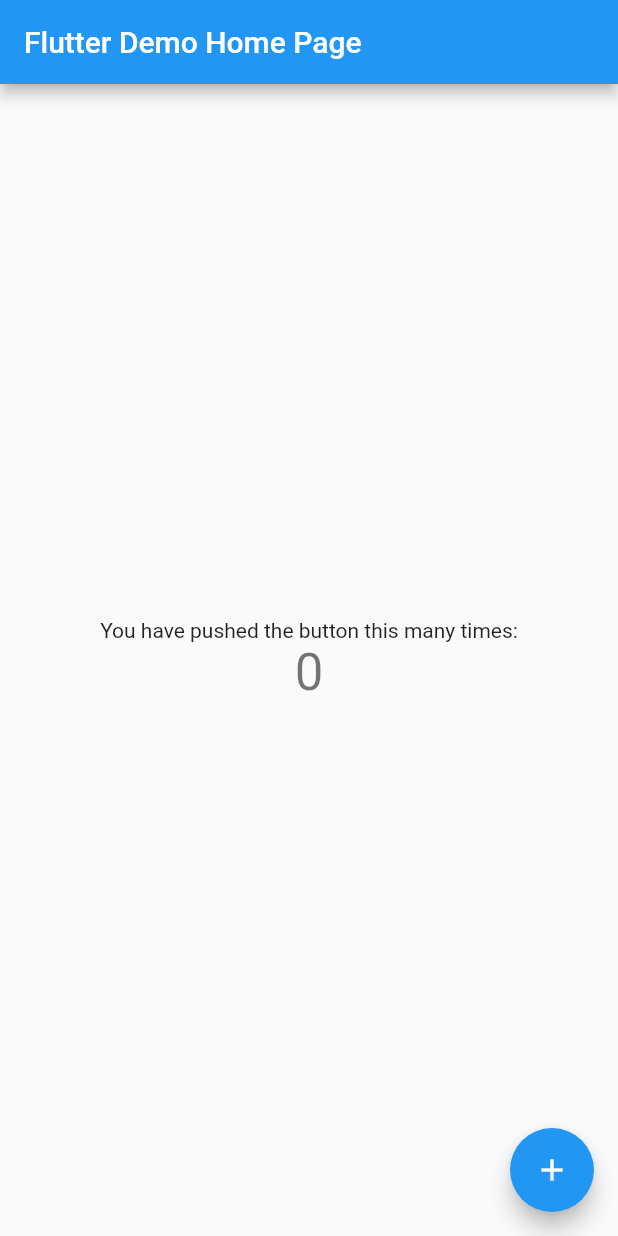
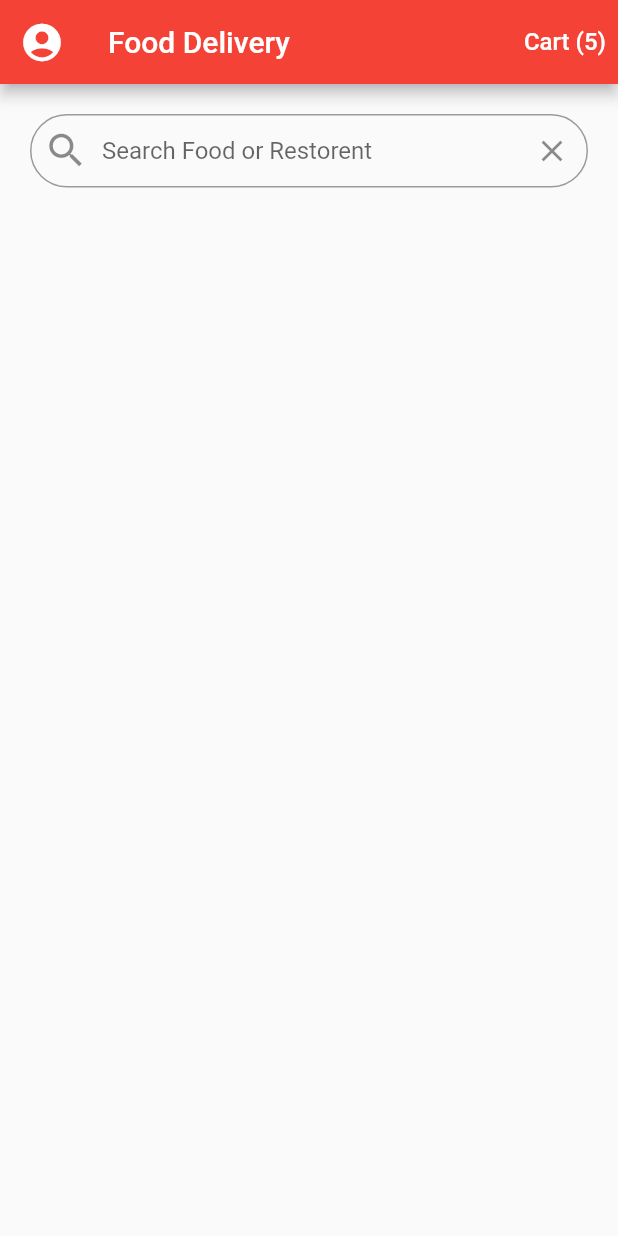
Before and after one commit to mfarhankz/Flutter-Food-Delivery-App, a Flutter app: the screen it shows after launch, on a phone screen of 412 x 824 dp. Run offline on Flutter 3.47's test engine with Material 2 defaults, Android fonts, the phone set to English and light mode, and no system bars.

Commit message:
Start Appbar and search filed

```diff
--- a/lib/main.dart
+++ b/lib/main.dart
@@ -1,4 +1,6 @@
 import 'package:flutter/material.dart';
+
+import './screens/home_screen.dart';
 
 void main() {
   runApp(const MyApp());
@@ -11,105 +13,13 @@ class MyApp extends StatelessWidget {
   @override
   Widget build(BuildContext context) {
     return MaterialApp(
-      title: 'Flutter Demo',
+      title: 'Flutter Food Delivery UI',
+      debugShowCheckedModeBanner: false,
       theme: ThemeData(
-        // This is the theme of your application.
-        //
-        // Try running your application with "flutter run". You'll see the
-        // application has a blue toolbar. Then, without quitting the app, try
-        // changing the primarySwatch below to Colors.green and then invoke
-        // "hot reload" (press "r" in the console where you ran "flutter run",
-        // or simply save your changes to "hot reload" in a Flutter IDE).
-        // Notice that the counter didn't reset back to zero; the application
-        // is not restarted.
-        primarySwatch: Colors.blue,
+        scaffoldBackgroundColor: Colors.grey[50],
+        primarySwatch: Colors.red,
       ),
-      home: const MyHomePage(title: 'Flutter Demo Home Page'),
+      home: const HomeScreen(),
     );
   }
 }
-
-class MyHomePage extends StatefulWidget {
-  const MyHomePage({Key? key, required this.title}) : super(key: key);
-
-  // This widget is the home page of your application. It is stateful, meaning
-  // that it has a State object (defined below) that contains fields that affect
-  // how it looks.
-
-  // This class is the configuration for the state. It holds the values (in this
-  // case the title) provided by the parent (in this case the App widget) and
-  // used by the build method of the State. Fields in a Widget subclass are
-  // always marked "final".
-
-  final String title;
-
-  @override
-  State<MyHomePage> createState() => _MyHomePageState();
-}
-
-class _MyHomePageState extends State<MyHomePage> {
-  int _counter = 0;
-
-  void _incrementCounter() {
-    setState(() {
-      // This call to setState tells the Flutter framework that something has
-      // changed in this State, which causes it to rerun the build method below
-      // so that the display can reflect the updated values. If we changed
-      // _counter without calling setState(), then the build method would not be
-      // called again, and so nothing would appear to happen.
-      _counter++;
-    });
-  }
-
-  @override
-  Widget build(BuildContext context) {
-    // This method is rerun every time setState is called, for instance as done
-    // by the _incrementCounter method above.
-    //
-    // The Flutter framework has been optimized to make rerunning build methods
-    // fast, so that you can just rebuild anything that needs updating rather
-    // than having to individually change instances of widgets.
-    return Scaffold(
-      appBar: AppBar(
-        // Here we take the value from the MyHomePage object that was created by
-        // the App.build method, and use it to set our appbar title.
-        title: Text(widget.title),
-      ),
-      body: Center(
-        // Center is a layout widget. It takes a single child and positions it
-        // in the middle of the parent.
-        child: Column(
-          // Column is also a layout widget. It takes a list of children and
-          // arranges them vertically. By default, it sizes itself to fit its
-          // children horizontally, and tries to be as tall as its parent.
-          //
-          // Invoke "debug painting" (press "p" in the console, choose the
-          // "Toggle Debug Paint" action from the Flutter Inspector in Android
-          // Studio, or the "Toggle Debug Paint" command in Visual Studio Code)
-          // to see the wireframe for each widget.
-          //
-          // Column has various properties to control how it sizes itself and
-          // how it positions its children. Here we use mainAxisAlignment to
-          // center the children vertically; the main axis here is the vertical
-          // axis because Columns are vertical (the cross axis would be
-          // horizontal).
-          mainAxisAlignment: MainAxisAlignment.center,
-          children: <Widget>[
-            const Text(
-              'You have pushed the button this many times:',
-            ),
-            Text(
-              '$_counter',
-              style: Theme.of(context).textTheme.headline4,
-            ),
-          ],
-        ),
-      ),
-      floatingActionButton: FloatingActionButton(
-        onPressed: _incrementCounter,
-        tooltip: 'Increment',
-        child: const Icon(Icons.add),
-      ), // This trailing comma makes auto-formatting nicer for build methods.
-    );
-  }
-}
--- /dev/null
+++ b/lib/screens/home_screen.dart
@@ -0,0 +1,61 @@
+import 'package:flutter/cupertino.dart';
+import 'package:flutter/material.dart';
+
+class HomeScreen extends StatefulWidget {
+  const HomeScreen({Key? key}) : super(key: key);
+
+  @override
+  State<HomeScreen> createState() => _HomeScreenState();
+}
+
+class _HomeScreenState extends State<HomeScreen> {
+  @override
+  Widget build(BuildContext context) {
+    return Scaffold(
+      appBar: AppBar(
+        leading: IconButton(
+          icon: const Icon(Icons.account_circle),
+          iconSize: 30.0,
+          onPressed: () {},
+        ),
+        title: const Text('Food Delivery'),
+        actions: <Widget>[
+          TextButton(
+            onPressed: () {},
+            child: const Text(
+              "Cart (5)",
+              style: TextStyle(
+                color: Colors.white,
+                fontSize: 16.0,
+              ),
+            ),
+          )
+        ],
+      ),
+      body: ListView(children: <Widget>[
+        Padding(
+          padding: const EdgeInsets.all(20.0),
+          child: TextField(
+            decoration: InputDecoration(
+                contentPadding: const EdgeInsets.symmetric(vertical: 15.0),
+                hintText: "Search Food or Restorent",
+                border: OutlineInputBorder(
+                  borderRadius: BorderRadius.circular(30.0),
+                  borderSide: const BorderSide(width: 0.8),
+                ),
+                prefixIcon: const Icon(
+                  Icons.search,
+                  size: 30.0,
+                ),
+                suffixIcon: IconButton(
+                  icon: const Icon(
+                    Icons.clear,
+                  ),
+                  onPressed: () {},
+                )),
+          ),
+        )
+      ]),
+    );
+  }
+}
--- a/pubspec.yaml
+++ b/pubspec.yaml
@@ -3,7 +3,7 @@ description: A new Flutter project.
 
 # The following line prevents the package from being accidentally published to
 # pub.dev using `flutter pub publish`. This is preferred for private packages.
-publish_to: 'none' # Remove this line if you wish to publish to pub.dev
+publish_to: "none" # Remove this line if you wish to publish to pub.dev
 
 # The following defines the version and build number for your application.
 # A version number is three numbers separated by dots, like 1.2.43
@@ -30,7 +30,6 @@ dependencies:
   flutter:
     sdk: flutter
 
-
   # The following adds the Cupertino Icons font to your application.
   # Use with the CupertinoIcons class for iOS style icons.
   cupertino_icons: ^1.0.2
@@ -51,7 +50,6 @@ dev_dependencies:
 
 # The following section is specific to Flutter.
 flutter:
-
   # The following line ensures that the Material Icons font is
   # included with your application, so that you can use the icons in
   # the material Icons class.
```
